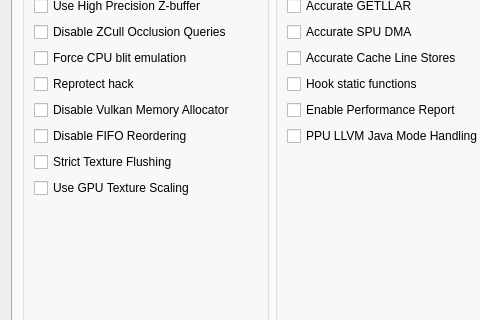
Old version of the form rpcs3/rpcs3qt/settings_dialog.ui in the repository win98and95/rpcs3; both pictures show x 0 to 480 and y 183 to 503 of the 796 by 798 pixel window.
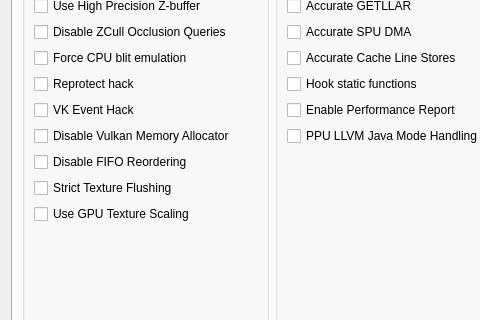
New version of the form. The open tabs and pages were chosen to show the change. Icons and pictures are not drawn.

Commit message:
VK Event Hack (Thanks to @Xcedf)
Known to improve performance where Write Color Buffer or Write Depth Buffer is used

The edit to the form file:
```diff
--- a/rpcs3/rpcs3qt/settings_dialog.ui
+++ b/rpcs3/rpcs3qt/settings_dialog.ui
@@ -3549,6 +3549,13 @@
               </property>
              </widget>
             </item>
+            <item>
+             <widget class="QCheckBox" name="vk_event_hack">
+              <property name="text">
+               <string>VK Event Hack</string>
+              </property>
+             </widget>
+            </item>
             <item>
              <widget class="QCheckBox" name="disableVulkanMemAllocator">
               <property name="text">
```
The commit also changes 5 other files.
